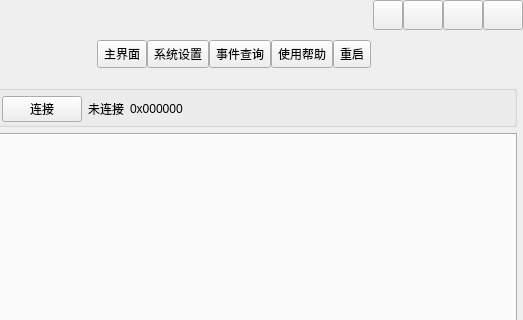
First picture: the form in main_ui.ui, repository Shogpe/bmsTool, before the edit; both pictures show x 492 to 1015 and y 0 to 320 of the 1015 by 600 pixel window.
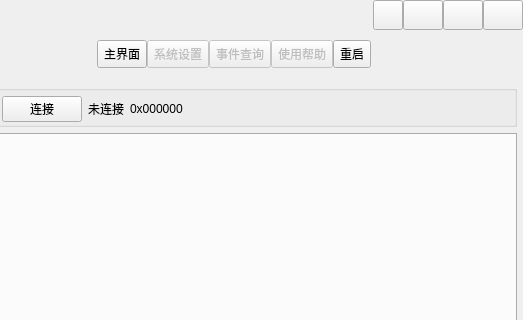
Second picture: the form after the edit. Icons and pictures are not drawn. Custom widgets are drawn as their Qt base class.

What changed in the file:
```diff
--- a/main_ui.ui
+++ b/main_ui.ui
@@ -667,6 +667,9 @@
          </item>
          <item>
           <widget class="QToolButton" name="btnConfig">
+           <property name="enabled">
+            <bool>false</bool>
+           </property>
            <property name="sizePolicy">
             <sizepolicy hsizetype="Fixed" vsizetype="Expanding">
              <horstretch>0</horstretch>
@@ -693,6 +696,9 @@
          </item>
          <item>
           <widget class="QToolButton" name="btnData">
+           <property name="enabled">
+            <bool>false</bool>
+           </property>
            <property name="sizePolicy">
             <sizepolicy hsizetype="Fixed" vsizetype="Expanding">
              <horstretch>0</horstretch>
@@ -716,6 +722,9 @@
          </item>
          <item>
           <widget class="QToolButton" name="btnHelp">
+           <property name="enabled">
+            <bool>false</bool>
+           </property>
            <property name="sizePolicy">
             <sizepolicy hsizetype="Fixed" vsizetype="Expanding">
              <horstretch>0</horstretch>
```
